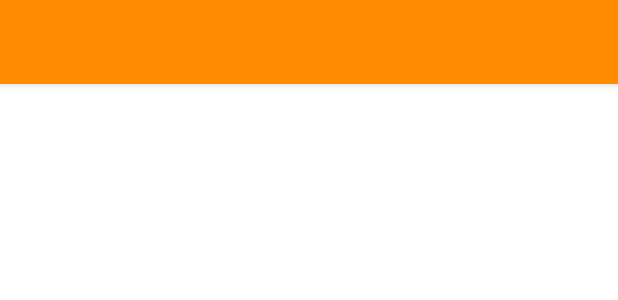
After one commit to SevagSA/Real-Estate-Android-App, an Android app: the layout toolbar.xml on its own in the app's theme, with its tools: preview values and no code run, on a phone screen of 412 x 824 dp. The commit adds this screen. Shown: the top 300 px of the screen. Run offline under Robolectric (Android 15) with nearby library versions, the light colour scheme and no system bars.

Commit message:
Toolbar Creation
Toolbar is created. Read toolbar.xml for details

```diff
--- a/app/src/main/res/layout/activity_language__select.xml
+++ b/app/src/main/res/layout/activity_language__select.xml
@@ -5,6 +5,10 @@
     android:layout_width="match_parent"
     android:layout_height="match_parent"
     tools:context=".Controllers.LanguageSelectActivity">
+
+    <include
+        android:id="@+id/toolbar"
+        layout="@layout/toolbar"/>
 
     <TextView
         android:id="@+id/greeting"
--- /dev/null
+++ b/app/src/main/res/layout/toolbar.xml
@@ -0,0 +1,32 @@
+<?xml version="1.0" encoding="utf-8"?>
+<androidx.appcompat.widget.Toolbar xmlns:android="http://schemas.android.com/apk/res/android"
+    android:layout_width="match_parent"
+    android:layout_height="wrap_content"
+    android:background="#FF8C00"
+    android:elevation="4dp">
+
+</androidx.appcompat.widget.Toolbar>
+
+<!--
+https://www.youtube.com/watch?v=DMkzIOLppf4
+
+Apply this after xml elements
+
+for example:
+<?xml version="1.0" encoding="utf-8"?>
+<androidx.appcompat.widget.Toolbar xmlns:android="http://schemas.android.com/apk/res/android"
+    android:layout_width="match_parent"
+    android:layout_height="wrap_content"
+    android:background="#FF8C00"
+    android:elevation="4dp">
+
+    <include
+        android:id="@+id/toolbar"
+        layout="@layout/toolbar"/>
+-->
+
+<!--
+<include
+        android:id="@+id/toolbar"
+        layout="@layout/toolbar"/>
+-->
```
